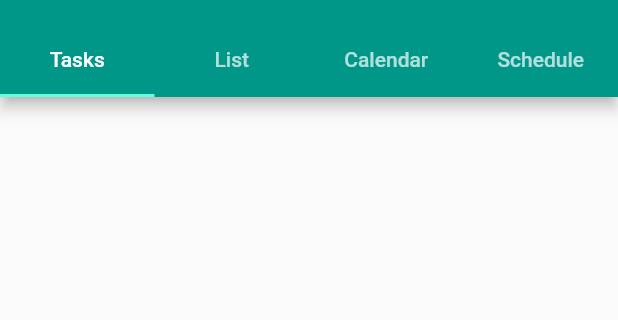
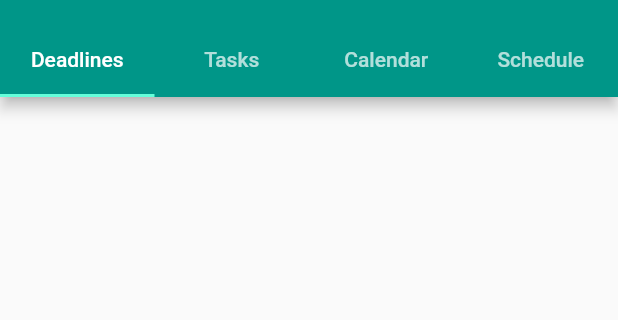
Before and after one commit to tbfuerst/taskminder, a Flutter app: the screen it shows after launch, in the side drawer, after a tap on the "add" icon, on a phone screen of 412 x 824 dp, the part 59-379 px from its top. Run offline on Flutter 3.47's test engine with Material 2 defaults, Android fonts, the phone set to English and light mode, and no system bars; our stand-ins replace sqflite; accounts and stored records are empty.

Commit message:
fixed navigation bug after adding a task

```diff
--- a/lib/main.dart
+++ b/lib/main.dart
@@ -36,10 +36,13 @@ class Taskminder extends StatelessWidget {
           errorColor: Colors.brown[900],
         ),
         routes: {
-          '/': (BuildContext context) => MainTabs(model),
+          '/': (BuildContext context) => MainTabs(model, 0),
           '/taskedit': (BuildContext context) => TaskEdit.create(model, ""),
           '/completedtasks': (BuildContext context) =>
               CompletedTasksPage(model),
+          '/deadlines': (BuildContext context) => MainTabs(model, 0),
+          '/tasks': (BuildContext context) => MainTabs(model, 1),
+          '/calendar': (BuildContext context) => MainTabs(model, 2),
         },
         onGenerateRoute: (RouteSettings settings) {
           final List<String> pathElements = settings.name.split('/');
@@ -54,7 +57,7 @@ class Taskminder extends StatelessWidget {
                 builder: (BuildContext context) => TaskEdit.edit(model, id));
           }
           return MaterialPageRoute(
-              builder: (BuildContext context) => MainTabs(model));
+              builder: (BuildContext context) => MainTabs(model, 1));
         },
       ),
     );
--- a/lib/pages/maintabs.dart
+++ b/lib/pages/maintabs.dart
@@ -12,12 +12,30 @@ import '../tabs/tasks.dart';
 
 import '../widgets/add-task-button.dart';
 
-class MainTabs extends StatelessWidget {
+class MainTabs extends StatefulWidget {
   final MainModel model;
+  final _activeTab;
+
+  MainTabs(this.model, this._activeTab);
+
+  @override
+  _MainTabsState createState() => _MainTabsState();
+}
+
+class _MainTabsState extends State<MainTabs>
+    with SingleTickerProviderStateMixin {
   final Dictionary dict = Dictionary();
+
   final Settings settings = Settings();
 
-  MainTabs(this.model);
+  TabController _tabController;
+
+  @override
+  void initState() {
+    super.initState();
+    _tabController =
+        TabController(length: 4, initialIndex: widget._activeTab, vsync: this);
+  }
 
   Widget _mainDrawer(BuildContext context, MainModel model) {
     return Drawer(
@@ -53,26 +71,30 @@ class MainTabs extends StatelessWidget {
     return DefaultTabController(
       length: 4,
       child: Scaffold(
-        drawer: _mainDrawer(context, model),
-        floatingActionButton: AddTaskButton(model),
+        drawer: _mainDrawer(context, widget.model),
+        floatingActionButton: AddTaskButton(widget.model),
         appBar: AppBar(
           title: Text("Taskminder"),
           bottom: TabBar(
+            controller: _tabController,
             labelPadding: EdgeInsets.all(15),
             tabs: [
+              Text(dict.displayWord("deadlines", settings.language)),
               Text(dict.displayWord("tasks", settings.language)),
-              Text(dict.displayWord("list", settings.language)),
               Text(dict.displayWord("calendar", settings.language)),
               Text(dict.displayWord("schedule", settings.language)),
             ],
           ),
         ),
-        body: TabBarView(children: [
-          DeadlinesTab(model),
-          TasksTab(model),
-          CalendarTab(model),
-          ScheduleTab(),
-        ]),
+        body: TabBarView(
+          controller: _tabController,
+          children: [
+            DeadlinesTab(widget.model),
+            TasksTab(widget.model),
+            CalendarTab(widget.model),
+            ScheduleTab(),
+          ],
+        ),
       ),
     );
   }
--- a/lib/pages/task-edit.dart
+++ b/lib/pages/task-edit.dart
@@ -397,9 +397,7 @@ class _TaskEditState extends State<TaskEdit> {
               : await model.insertTask(task);
           model.getAllTasksLocal(showIncompleted: true);
           model.getLocalTasksByDeadline().then((_) {
-            for (var i = 0; i < model.navigatorPopsAfterTaskEdited; i++) {
-              Navigator.pop(context);
-            }
+            Navigator.pushReplacementNamed(context, model.activeTabRoute);
           });
         },
       ),
--- a/lib/scoped-models/helper-model.dart
+++ b/lib/scoped-models/helper-model.dart
@@ -1,13 +1,20 @@
 import 'package:scoped_model/scoped_model.dart';
 
 mixin HelperModel on Model {
-  int _navigatorPopsAfterTaskEdited;
-
-  int get navigatorPopsAfterTaskEdited {
-    return _navigatorPopsAfterTaskEdited;
+  String _activeTabRoute = "";
+  String get activeTabRoute {
+    return _activeTabRoute;
   }
 
-  set navigatorPopsAfterTaskEdited(int pops) {
-    _navigatorPopsAfterTaskEdited = pops;
+  void setActiveTab({bool calendar, bool deadlines, bool tasks}) {
+    if (calendar) {
+      _activeTabRoute = "/calendar";
+    }
+    if (deadlines) {
+      _activeTabRoute = "/deadlines";
+    }
+    if (tasks) {
+      _activeTabRoute = "/tasks";
+    }
   }
 }
--- a/lib/tabs/calendar.dart
+++ b/lib/tabs/calendar.dart
@@ -16,6 +16,12 @@ class CalendarTab extends StatefulWidget {
 }
 
 class _CalendarTabState extends State<CalendarTab> {
+  @override
+  void initState() {
+    super.initState();
+    widget.model.setActiveTab(calendar: true, deadlines: false, tasks: false);
+  }
+
   DateTimeHelper dthelper = new DateTimeHelper();
 
   int currentYear = DateTime.now().year;
@@ -114,7 +120,6 @@ class _CalendarTabState extends State<CalendarTab> {
                   showDialog(
                     context: context,
                     builder: (BuildContext context) {
-                      widget.model.navigatorPopsAfterTaskEdited = 3;
                       return AlertDialog(
                         content: Container(
                           width: double
@@ -129,7 +134,7 @@ class _CalendarTabState extends State<CalendarTab> {
                       );
                     },
                   );
-                }
+                } else {}
               },
             ),
           ),
--- a/lib/tabs/deadlines.dart
+++ b/lib/tabs/deadlines.dart
@@ -22,6 +22,7 @@ class _DeadlinesTabState extends State<DeadlinesTab> {
 
   @override
   void initState() {
+    widget.model.setActiveTab(calendar: false, deadlines: true, tasks: false);
     widget.model.getLocalTasksByDeadline();
     super.initState();
   }
@@ -57,7 +58,6 @@ class _DeadlinesTabState extends State<DeadlinesTab> {
 
   _buildDeadlineTiles(MainModel model) {
     List<ExpansionTile> panelList = [];
-    model.navigatorPopsAfterTaskEdited = 2;
     model.tasksByDeadline.forEach((deadline, taskList) {
       panelList.add(ExpansionTile(
         title: Text(
--- a/lib/tabs/tasks.dart
+++ b/lib/tabs/tasks.dart
@@ -14,6 +14,7 @@ class TasksTab extends StatefulWidget {
 class _TasksTabState extends State<TasksTab> {
   @override
   void initState() {
+    widget.model.setActiveTab(calendar: false, deadlines: false, tasks: true);
     widget.model.getAllTasksLocal(showIncompleted: true);
     super.initState();
   }
@@ -22,7 +23,6 @@ class _TasksTabState extends State<TasksTab> {
   Widget build(BuildContext context) {
     return ScopedModelDescendant<MainModel>(
       builder: (BuildContext context, Widget child, MainModel model) {
-        model.navigatorPopsAfterTaskEdited = 2;
         return RefreshIndicator(
           onRefresh: () => model.getAllTasksLocal(showIncompleted: true),
           child: TasksList(
--- a/lib/widgets/add-task-button.dart
+++ b/lib/widgets/add-task-button.dart
@@ -10,7 +10,6 @@ class AddTaskButton extends StatelessWidget {
     return FloatingActionButton(
         child: Icon(Icons.add),
         onPressed: () async {
-          model.navigatorPopsAfterTaskEdited = 1;
           await Navigator.pushNamed(context, '/taskedit');
         });
   }
```
